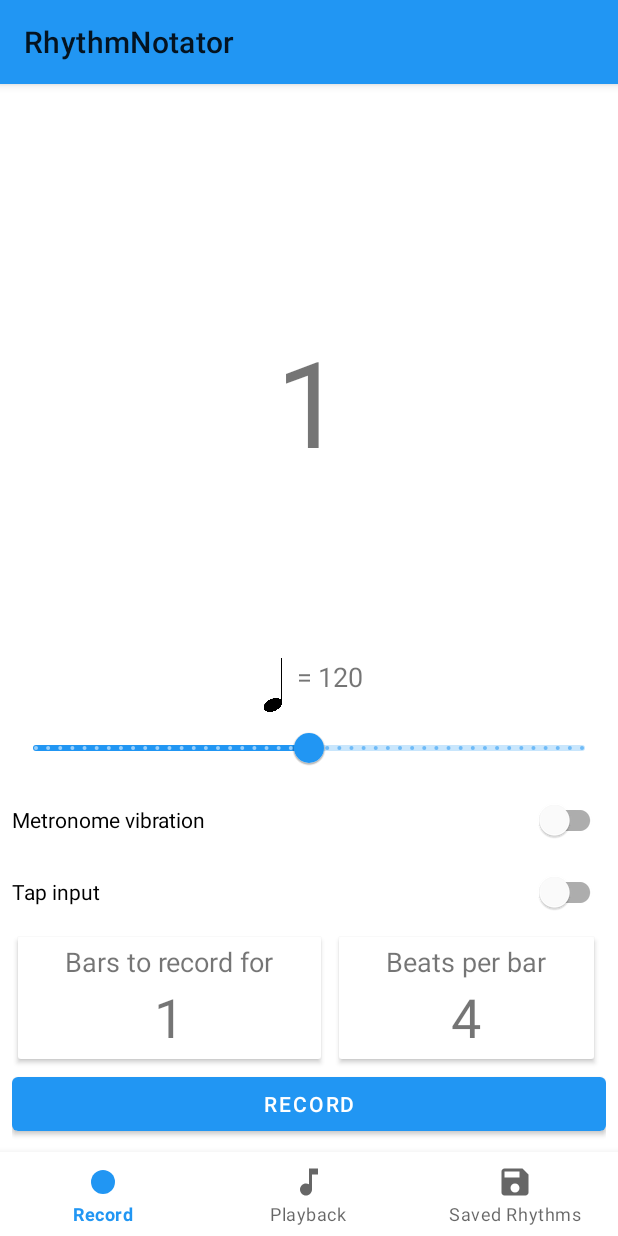
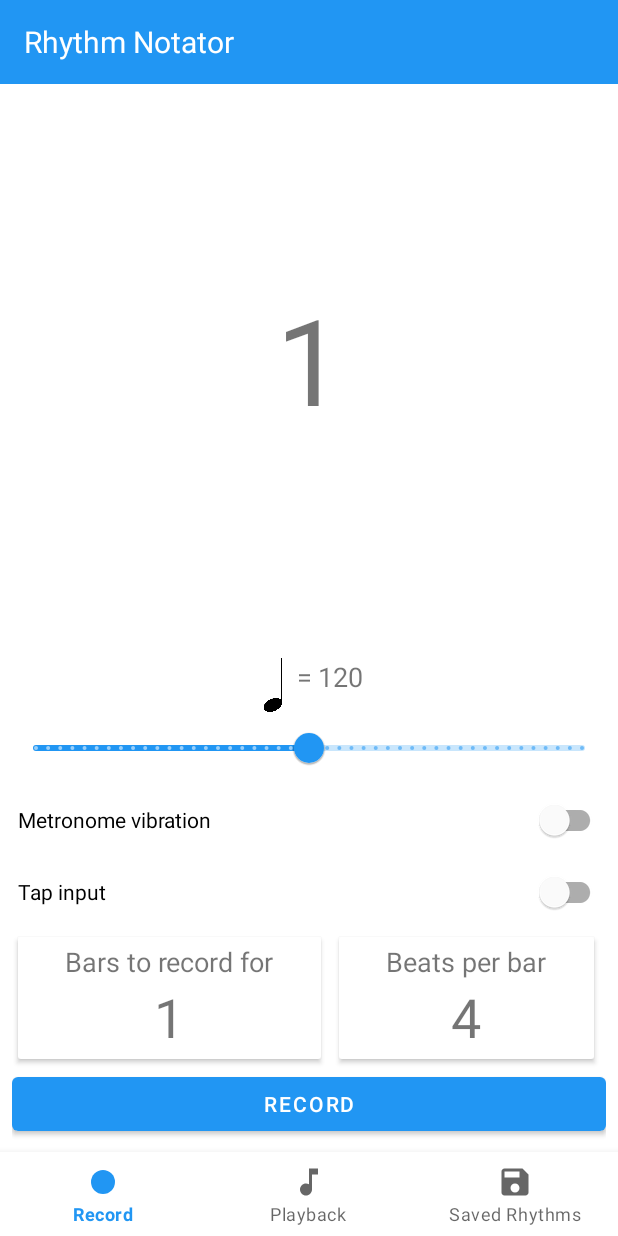
Before and after one commit to MC-Coomber/RhythmNotator, an Android app: the screen it shows after launch (MainActivity), on a phone screen of 412 x 824 dp. Run offline under Robolectric (Android 15) with nearby library versions, the phone set to English and light mode, and no system bars.

Commit message:
Added app bar, small ui change

```diff
--- a/app/src/main/res/layout/activity_main.xml
+++ b/app/src/main/res/layout/activity_main.xml
@@ -9,13 +9,25 @@
     android:orientation="vertical"
     tools:context=".activities.MainActivity">
 
+    <Toolbar
+        android:layout_width="match_parent"
+        android:layout_height="56dp"
+        android:background="@color/primary">
+
+        <TextView
+            android:layout_width="wrap_content"
+            android:layout_height="wrap_content"
+            android:text="@string/app_title"
+            android:textColor="@color/icons"
+            android:textSize="20sp"/>
+    </Toolbar>
+
     <FrameLayout
         android:id="@+id/fragment_container"
         android:layout_width="match_parent"
         android:layout_height="match_parent"
         android:layout_above="@id/bottom_nav"
         android:layout_alignParentBottom="false">
-
     </FrameLayout>
 
     <com.google.android.material.bottomnavigation.BottomNavigationView
--- a/app/src/main/res/layout/fragment_record.xml
+++ b/app/src/main/res/layout/fragment_record.xml
@@ -83,7 +83,9 @@
 
         <LinearLayout
             android:layout_width="match_parent"
-            android:layout_height="wrap_content">
+            android:layout_height="wrap_content"
+            android:orientation="vertical"
+            android:paddingStart="4dp">
 
             <com.google.android.material.switchmaterial.SwitchMaterial
                 android:id="@+id/metronome_vibrate_switch"
@@ -91,17 +93,12 @@
                 android:layout_height="wrap_content"
                 android:text="@string/metronome_vibration" />
 
-        </LinearLayout>
-
-        <LinearLayout
-            android:layout_width="match_parent"
-            android:layout_height="wrap_content">
-
             <com.google.android.material.switchmaterial.SwitchMaterial
                 android:id="@+id/tap_input_switch"
                 android:layout_width="match_parent"
                 android:layout_height="match_parent"
                 android:text="@string/tap_input" />
+
         </LinearLayout>
 
         <LinearLayout
--- a/app/src/main/res/values/strings.xml
+++ b/app/src/main/res/values/strings.xml
@@ -26,4 +26,5 @@
     <string name="view">View</string>
     <string name="recordingCancelled">Recording cancelled</string>
     <string name="no_rhythm_msg">Rhythms that you record will be displayed here. To record a rhythm, go to the record tab.</string>
+    <string name="app_title">Rhythm Notator</string>
 </resources>
--- a/app/src/main/res/values/styles.xml
+++ b/app/src/main/res/values/styles.xml
@@ -1,6 +1,6 @@
 <resources>
     <!-- Base application theme. -->
-    <style name="AppTheme" parent="Theme.MaterialComponents.Light">
+    <style name="AppTheme" parent="Theme.MaterialComponents.Light.NoActionBar">
         <!-- Customize your theme here. -->
         <item name="colorPrimary">@color/colorPrimary</item>
         <item name="colorPrimaryDark">@color/colorPrimaryDark</item>
```
